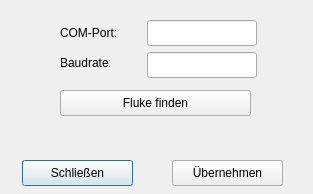
The window that setup_fluke.ui (Suitcasechild/AutoCal) describes before a commit, drawn with Qt 5.
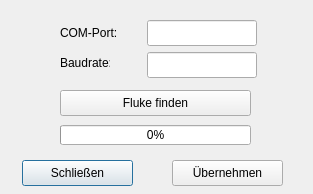
The same window after the commit.

Commit message: feat: implement Fluke 45 auto-scan with progress bar and robust baud rate detection

```diff
--- a/setup_fluke.ui
+++ b/setup_fluke.ui
@@ -98,6 +98,22 @@
     <string>Fluke finden</string>
    </property>
   </widget>
+  <widget class="QProgressBar" name="progress_scan">
+   <property name="geometry">
+    <rect>
+     <x>60</x>
+     <y>125</y>
+     <width>191</width>
+     <height>20</height>
+    </rect>
+   </property>
+   <property name="value">
+    <number>0</number>
+   </property>
+   <property name="visible">
+    <bool>false</bool>
+   </property>
+  </widget>
  </widget>
  <resources/>
  <connections/>
```
The commit also changes 6 other files.
